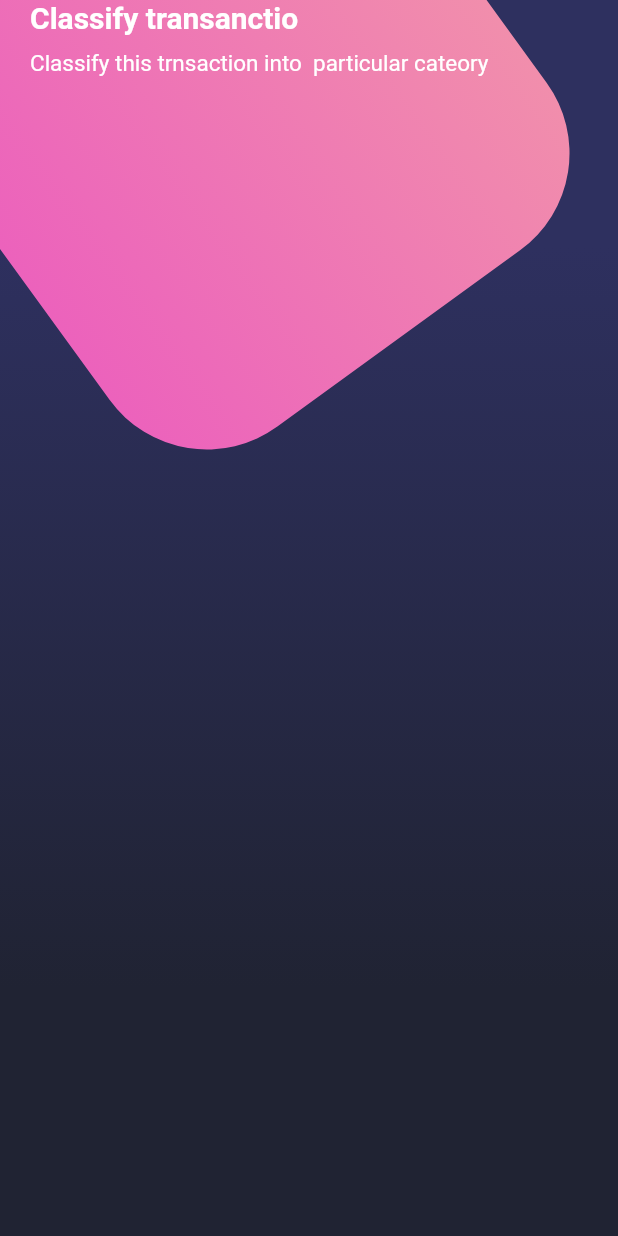
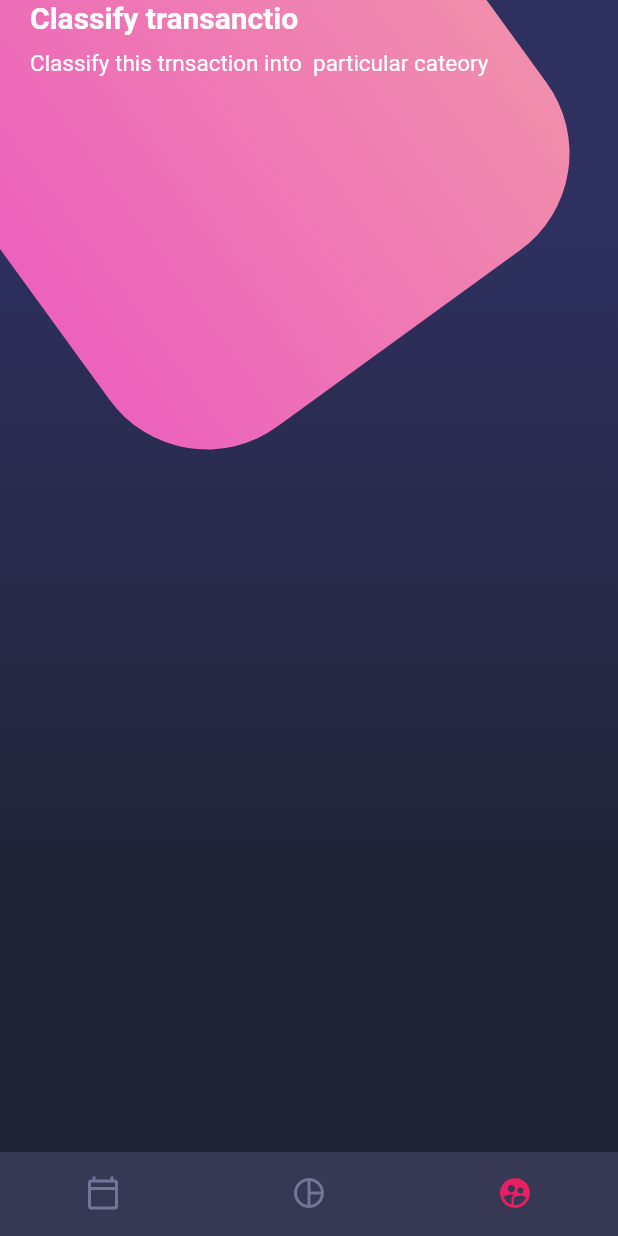
Before and after one commit to juberdev/app-desing, a Flutter app: the screen it shows after launch, on a phone screen of 412 x 824 dp. Run offline on Flutter 3.47's test engine with Material 2 defaults, Android fonts, the phone set to English and light mode, and no system bars.

Commit message:
button_navigation

```diff
--- a/lib/screens/home_screem.dart
+++ b/lib/screens/home_screem.dart
@@ -1,4 +1,5 @@
 import 'package:disenos_app/widgets/background.dart';
+import 'package:disenos_app/widgets/custom_button_navigation.dart';
 import 'package:disenos_app/widgets/pague_title.dart';
 import 'package:flutter/material.dart';
 
@@ -8,12 +9,14 @@ class HomeScreem extends StatelessWidget {
   @override
   Widget build(BuildContext context) {
     return Scaffold(
-        body: Stack(
-      children: const [
-        Background(),
-        _HomeBody(),
-      ],
-    ));
+      body: Stack(
+        children: const [
+          Background(),
+          _HomeBody(),
+        ],
+      ),
+      bottomNavigationBar: CustonButtonNavigation(),
+    );
   }
 }
 
--- /dev/null
+++ b/lib/widgets/custom_button_navigation.dart
@@ -0,0 +1,33 @@
+import 'dart:math';
+
+import 'package:flutter/material.dart';
+
+class CustonButtonNavigation extends StatelessWidget {
+  const CustonButtonNavigation({super.key});
+
+  @override
+  Widget build(BuildContext context) {
+    return BottomNavigationBar(
+      showSelectedLabels: false,
+      showUnselectedLabels: false,
+      selectedItemColor: Colors.pink,
+      backgroundColor: const Color.fromRGBO(55, 57, 84, 1),
+      unselectedItemColor: const Color.fromRGBO(116, 117, 152, 1),
+      currentIndex: 2,
+      items: const [
+        BottomNavigationBarItem(
+          icon: Icon(Icons.calendar_today_outlined),
+          label: 'calendario',
+        ),
+        BottomNavigationBarItem(
+          icon: Icon(Icons.pie_chart_outline_outlined),
+          label: 'grafica',
+        ),
+        BottomNavigationBarItem(
+          icon: Icon(Icons.supervised_user_circle),
+          label: 'usuario',
+        ),
+      ],
+    );
+  }
+}
```
